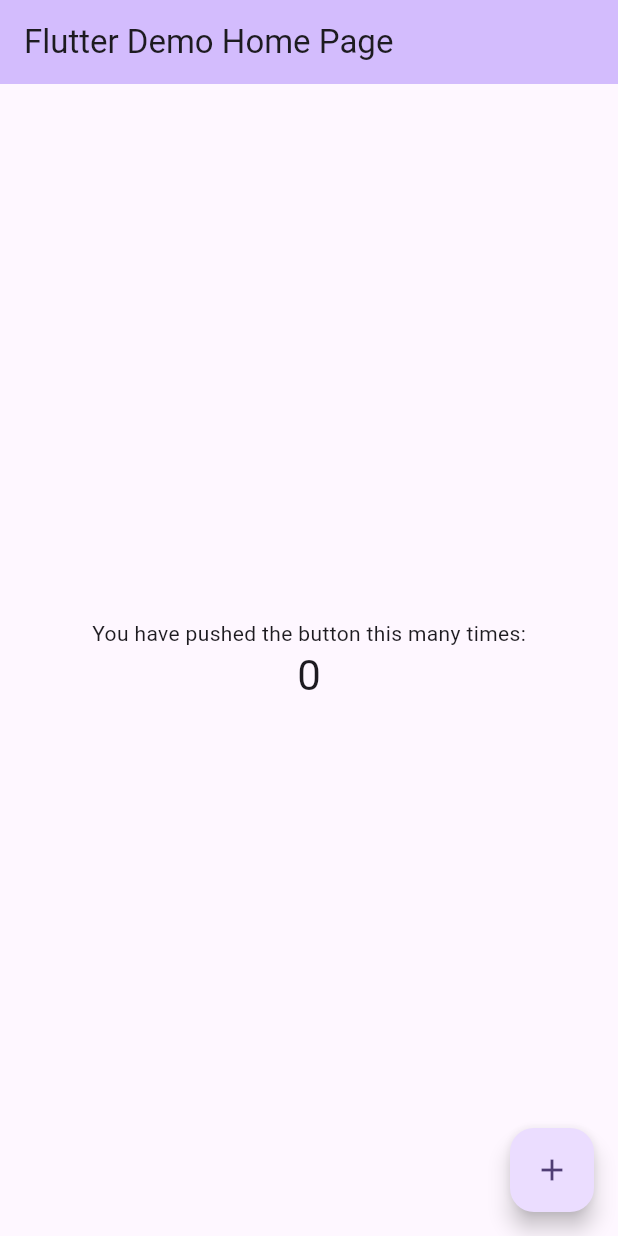
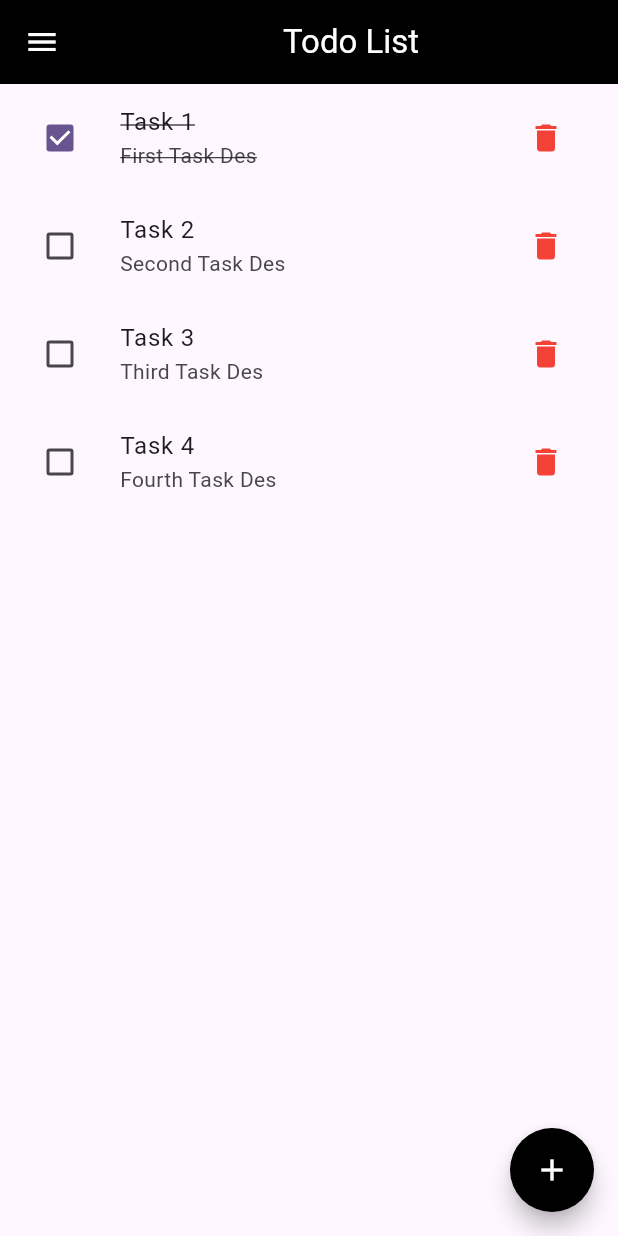
Before and after one commit to DiljithAK/todo_app, a Flutter app: the screen it shows after launch, on a phone screen of 412 x 824 dp. Run offline on Flutter 3.47's test engine with Material 3 defaults, Android fonts, the phone set to English and light mode, and no system bars; our stand-ins replace flutter_screenutil.

Commit message:
Dashboard progress

```diff
--- a/lib/main.dart
+++ b/lib/main.dart
@@ -1,7 +1,18 @@
 import 'package:flutter/material.dart';
+import 'package:flutter_screenutil/flutter_screenutil.dart';
+import 'package:provider/provider.dart';
+import 'package:todo_app/provider/TaskProvider.dart';
+import 'package:todo_app/ui/dashboard/dashboard.dart';
 
 void main() {
-  runApp(const MyApp());
+  runApp(
+    MultiProvider(
+      providers: [
+        ChangeNotifierProvider(create: (_) => TaskProvider()),
+      ],
+      child: const MyApp(),
+    ),
+  );
 }
 
 class MyApp extends StatelessWidget {
@@ -10,116 +21,17 @@ class MyApp extends StatelessWidget {
   // This widget is the root of your application.
   @override
   Widget build(BuildContext context) {
-    return MaterialApp(
-      title: 'Flutter Demo',
-      theme: ThemeData(
-        // This is the theme of your application.
-        //
-        // TRY THIS: Try running your application with "flutter run". You'll see
-        // the application has a purple toolbar. Then, without quitting the app,
-        // try changing the seedColor in the colorScheme below to Colors.green
-        // and then invoke "hot reload" (save your changes or press the "hot
-        // reload" button in a Flutter-supported IDE, or press "r" if you used
-        // the command line to start the app).
-        //
-        // Notice that the counter didn't reset back to zero; the application
-        // state is not lost during the reload. To reset the state, use hot
-        // restart instead.
-        //
-        // This works for code too, not just values: Most code changes can be
-        // tested with just a hot reload.
-        colorScheme: ColorScheme.fromSeed(seedColor: Colors.deepPurple),
-        useMaterial3: true,
+    return ScreenUtilInit(
+      ensureScreenSize: true,
+      child: MaterialApp(
+        debugShowCheckedModeBanner: false,
+        title: 'Flutter Demo',
+        theme: ThemeData(
+          colorScheme: ColorScheme.fromSeed(seedColor: Colors.deepPurple),
+          useMaterial3: true,
+        ),
+        home: const Dashboard(),
       ),
-      home: const MyHomePage(title: 'Flutter Demo Home Page'),
     );
   }
 }
-
-class MyHomePage extends StatefulWidget {
-  const MyHomePage({super.key, required this.title});
-
-  // This widget is the home page of your application. It is stateful, meaning
-  // that it has a State object (defined below) that contains fields that affect
-  // how it looks.
-
-  // This class is the configuration for the state. It holds the values (in this
-  // case the title) provided by the parent (in this case the App widget) and
-  // used by the build method of the State. Fields in a Widget subclass are
-  // always marked "final".
-
-  final String title;
-
-  @override
-  State<MyHomePage> createState() => _MyHomePageState();
-}
-
-class _MyHomePageState extends State<MyHomePage> {
-  int _counter = 0;
-
-  void _incrementCounter() {
-    setState(() {
-      // This call to setState tells the Flutter framework that something has
-      // changed in this State, which causes it to rerun the build method below
-      // so that the display can reflect the updated values. If we changed
-      // _counter without calling setState(), then the build method would not be
-      // called again, and so nothing would appear to happen.
-      _counter++;
-    });
-  }
-
-  @override
-  Widget build(BuildContext context) {
-    // This method is rerun every time setState is called, for instance as done
-    // by the _incrementCounter method above.
-    //
-    // The Flutter framework has been optimized to make rerunning build methods
-    // fast, so that you can just rebuild anything that needs updating rather
-    // than having to individually change instances of widgets.
-    return Scaffold(
-      appBar: AppBar(
-        // TRY THIS: Try changing the color here to a specific color (to
-        // Colors.amber, perhaps?) and trigger a hot reload to see the AppBar
-        // change color while the other colors stay the same.
-        backgroundColor: Theme.of(context).colorScheme.inversePrimary,
-        // Here we take the value from the MyHomePage object that was created by
-        // the App.build method, and use it to set our appbar title.
-        title: Text(widget.title),
-      ),
-      body: Center(
-        // Center is a layout widget. It takes a single child and positions it
-        // in the middle of the parent.
-        child: Column(
-          // Column is also a layout widget. It takes a list of children and
-          // arranges them vertically. By default, it sizes itself to fit its
-          // children horizontally, and tries to be as tall as its parent.
-          //
-          // Column has various properties to control how it sizes itself and
-          // how it positions its children. Here we use mainAxisAlignment to
-          // center the children vertically; the main axis here is the vertical
-          // axis because Columns are vertical (the cross axis would be
-          // horizontal).
-          //
-          // TRY THIS: Invoke "debug painting" (choose the "Toggle Debug Paint"
-          // action in the IDE, or press "p" in the console), to see the
-          // wireframe for each widget.
-          mainAxisAlignment: MainAxisAlignment.center,
-          children: <Widget>[
-            const Text(
-              'You have pushed the button this many times:',
-            ),
-            Text(
-              '$_counter',
-              style: Theme.of(context).textTheme.headlineMedium,
-            ),
-          ],
-        ),
-      ),
-      floatingActionButton: FloatingActionButton(
-        onPressed: _incrementCounter,
-        tooltip: 'Increment',
-        child: const Icon(Icons.add),
-      ), // This trailing comma makes auto-formatting nicer for build methods.
-    );
-  }
-}
--- /dev/null
+++ b/lib/provider/TaskProvider.dart
@@ -0,0 +1,80 @@
+import 'dart:developer';
+
+import 'package:flutter/material.dart';
+
+class TaskProvider with ChangeNotifier {
+  final taskFormKey = GlobalKey<FormState>();
+  final TextEditingController taskNameController = TextEditingController();
+  final TextEditingController taskDescriptionController =
+      TextEditingController();
+
+  int editIndex = 0;
+  bool isUpdate = false;
+
+  final List<Map<String, dynamic>> todoTaskList = [
+    {
+      "taskName": "Task 1",
+      "taskDes": "First Task Des",
+      "isCompleted": true,
+    },
+    {
+      "taskName": "Task 2",
+      "taskDes": "Second Task Des",
+      "isCompleted": false,
+    },
+    {
+      "taskName": "Task 3",
+      "taskDes": "Third Task Des",
+      "isCompleted": false,
+    },
+    {
+      "taskName": "Task 4",
+      "taskDes": "Fourth Task Des",
+      "isCompleted": false,
+    },
+  ];
+
+  void addTask() {
+    String taskName = taskNameController.text;
+    String taskdes = taskDescriptionController.text;
+    todoTaskList.add({
+      "taskName": taskName,
+      "taskDes": taskdes,
+      "isCompleted": false,
+    });
+    notifyListeners();
+  }
+
+  void setUpdateVal(index) {
+    taskNameController.text = todoTaskList[index]['taskName'];
+    taskDescriptionController.text = todoTaskList[index]['taskDes'];
+    isUpdate = true;
+    editIndex = index;
+    notifyListeners();
+  }
+
+  void updateTask() {
+    String taskName = taskNameController.text;
+    String taskDes = taskDescriptionController.text;
+    todoTaskList[editIndex]['taskName'] = taskName;
+    todoTaskList[editIndex]['taskDes'] = taskDes;
+    notifyListeners();
+  }
+
+  void changeTaskStatus(bool? isCompleted, int index) {
+    todoTaskList[index]['isCompleted'] = isCompleted ?? false;
+    notifyListeners();
+  }
+
+  void removeTask(int index) {
+    todoTaskList.removeAt(index);
+    notifyListeners();
+  }
+
+  void clearTaskFields() {
+    taskNameController.clear();
+    taskDescriptionController.clear();
+    isUpdate = false;
+    editIndex = 0;
+  }
+}
--- /dev/null
+++ b/lib/ui/dashboard/dashboard.dart
@@ -0,0 +1,130 @@
+import 'dart:developer';
+
+import 'package:flutter/material.dart';
+import 'package:provider/provider.dart';
+import 'package:todo_app/provider/TaskProvider.dart';
+import 'package:todo_app/ui/widget/custom_floating_button.dart';
+import 'package:todo_app/ui/widget/custom_input_field.dart';
+import 'package:todo_app/ui/widget/submit_button.dart';
+import 'package:todo_app/ui/widget/todo_app_bar.dart';
+
+class Dashboard extends StatelessWidget {
+  const Dashboard({super.key});
+
+  @override
+  Widget build(BuildContext context) {
+    return Scaffold(
+      appBar: TodoAppBar(
+        title: "Todo List",
+        onMenuFun: () => log("Menu Icon Pressed!!!"),
+      ),
+      body: Consumer<TaskProvider>(builder: (context, value, child) {
+        return Center(
+          child: ListView.builder(
+            itemCount: value.todoTaskList.length,
+            itemBuilder: (context, index) {
+              return ListTile(
+                leading: Checkbox(
+                  onChanged: (val) {
+                    value.changeTaskStatus(val, index);
+                  },
+                  value: value.todoTaskList[index]['isCompleted'],
+                ),
+                title: Text(
+                  value.todoTaskList[index]['taskName']!,
+                  style: value.todoTaskList[index]['isCompleted']
+                      ? const TextStyle(decoration: TextDecoration.lineThrough)
+                      : null,
+                ),
+                subtitle: Text(
+                  value.todoTaskList[index]['taskDes']!,
+                  style: value.todoTaskList[index]['isCompleted']
+                      ? const TextStyle(decoration: TextDecoration.lineThrough)
+                      : null,
+                ),
+                trailing: IconButton(
+                  icon: const Icon(Icons.delete, color: Colors.red),
+                  onPressed: () => value.removeTask(index),
+                ),
+                onTap: () {
+                  value.setUpdateVal(index);
+                  _showBottonSheet(context);
+                },
+              );
+            },
+          ),
+        );
+      }),
+      floatingActionButton: CustomFloatingButton(
+        onClickBtn: () => _showBottonSheet(context),
+      ),
+    );
+  }
+}
+
+void _showBottonSheet(BuildContext context) {
+  final hundredPercentageWidth = MediaQuery.of(context).size.width * 1;
+  final bottonSheetHeight = MediaQuery.of(context).size.height * 0.5;
+
+  showModalBottomSheet(
+    context: context,
+    builder: (BuildContext context) {
+      return Consumer<TaskProvider>(builder: (context, value, child) {
+        return Container(
+          width: hundredPercentageWidth,
+          height: bottonSheetHeight,
+          padding: const EdgeInsets.all(16),
+          child: Form(
+            key: value.taskFormKey,
+            child: Column(
+              mainAxisAlignment: MainAxisAlignment.spaceEvenly,
+              children: [
+                const SizedBox(height: 10),
+                CustomInputField(
+                  controller: value.taskNameController,
+                  labelText: "Task name",
+                  fieldValidator: (value) {
+                    if (value == null || value == "") {
+                      return 'This field is required!';
+                    }
+                    return null;
+                  },
+                ),
+                // const SizedBox(height: 10),
+                CustomInputField(
+                  maxLines: 3,
+                  keyboardType: TextInputType.multiline,
+                  controller: value.taskDescriptionController,
+                  labelText: "Task description",
+                  fieldValidator: (value) {
+                    if (value == null || value == "") {
+                      return 'This field is required!';
+                    }
+                    return null;
+                  },
+                ),
+                const SizedBox(height: 15),
+                SubmitButton(
+                  width: hundredPercentageWidth,
+                  height: 45,
+                  onBtnPress: () {
+                    if (value.taskFormKey.currentState!.validate()) {
+                      if (value.isUpdate) {
+                        value.updateTask();
+                      } else {
+                        value.addTask();
+                      }
+                      Navigator.of(context).pop();
+                    }
+                  },
+                ),
+              ],
+            ),
+          ),
+        );
+      });
+    },
+  ).then((value) {
+    Provider.of<TaskProvider>(context, listen: false).clearTaskFields();
+  });
+}
--- /dev/null
+++ b/lib/ui/widget/custom_floating_button.dart
@@ -0,0 +1,18 @@
+import 'package:flutter/material.dart';
+
+class CustomFloatingButton extends StatelessWidget {
+  final VoidCallback onClickBtn;
+
+  const CustomFloatingButton({super.key, required this.onClickBtn});
+
+  @override
+  Widget build(BuildContext context) {
+    return FloatingActionButton(
+      onPressed: onClickBtn,
+      shape: const CircleBorder(),
+      backgroundColor: Colors.black,
+      foregroundColor: Colors.white,
+      child: const Icon(Icons.add),
+    );
+  }
+}
--- /dev/null
+++ b/lib/ui/widget/todo_app_bar.dart
@@ -0,0 +1,23 @@
+import 'package:flutter/material.dart';
+
+class TodoAppBar extends StatelessWidget implements PreferredSizeWidget {
+  final String title;
+  final VoidCallback onMenuFun;
+
+  const TodoAppBar({super.key, required this.title, required this.onMenuFun});
+
+  @override
+  Widget build(BuildContext context) {
+    return AppBar(
+      backgroundColor: Colors.black,
+      leading: IconButton(
+          onPressed: onMenuFun,
+          icon: const Icon(Icons.menu, color: Colors.white)),
+      title: Center(
+          child: Text(title, style: const TextStyle(color: Colors.white)))
+    );
+  }
+
+  @override
+  Size get preferredSize => AppBar().preferredSize;
+}
--- a/pubspec.yaml
+++ b/pubspec.yaml
@@ -35,6 +35,8 @@ dependencies:
   # The following adds the Cupertino Icons font to your application.
   # Use with the CupertinoIcons class for iOS style icons.
   cupertino_icons: ^1.0.6
+  provider: ^6.1.2
+  flutter_screenutil: ^5.9.0
 
 dev_dependencies:
   flutter_test:
```
Also changed, not shown: lib/ui/widget/custom_input_field.dart (added, +34 -0 lines), lib/ui/widget/submit_button.dart (added, +35 -0 lines), pubspec.lock.
